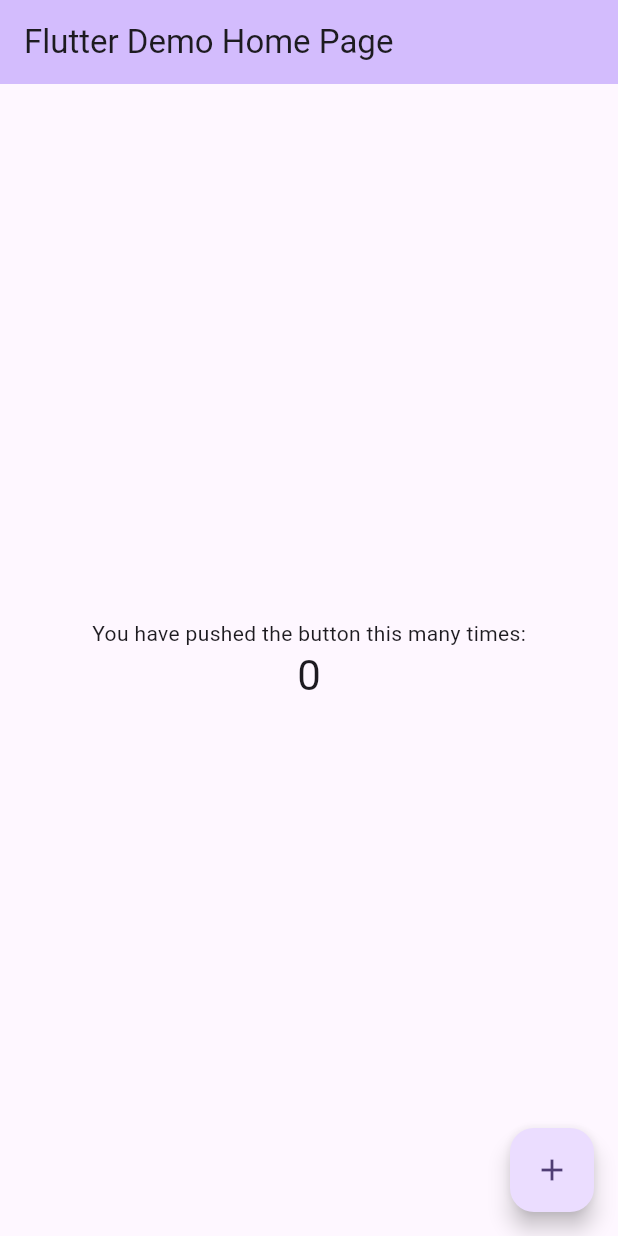
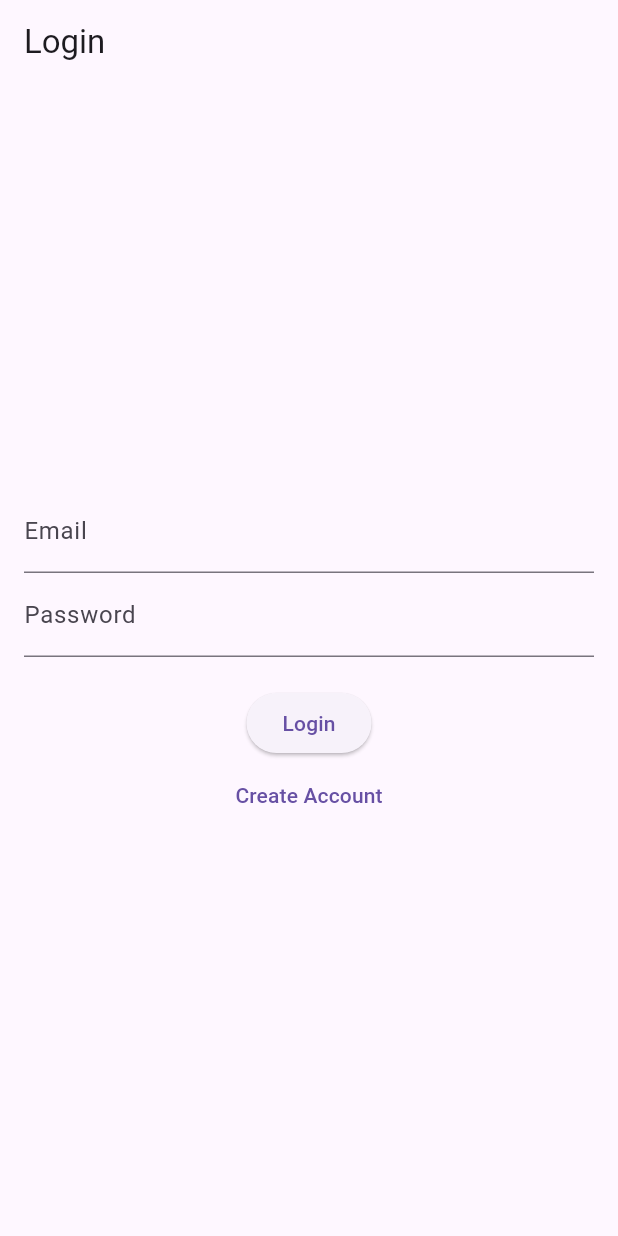
Before and after one commit to tetronbyte/msp_project, a Flutter app: the screen it shows after launch, on a phone screen of 412 x 824 dp. Run offline on Flutter 3.47's test engine with Material 3 defaults, Android fonts, the phone set to English and light mode, and no system bars; our stand-ins replace firebase_auth, firebase_core; accounts and stored records are empty.

Commit message:
Added new feature

```diff
--- a/lib/main.dart
+++ b/lib/main.dart
@@ -1,125 +1,20 @@
 import 'package:flutter/material.dart';
+import 'package:firebase_core/firebase_core.dart';
+import 'package:msp_project/screens/login_page.dart';
 
-void main() {
-  runApp(const MyApp());
+
+void main() async {
+  WidgetsFlutterBinding.ensureInitialized();
+  await Firebase.initializeApp();  // Initialize Firebase
+  runApp(MyApp());
 }
 
 class MyApp extends StatelessWidget {
-  const MyApp({super.key});
-
-  // This widget is the root of your application.
   @override
   Widget build(BuildContext context) {
     return MaterialApp(
-      title: 'Flutter Demo',
-      theme: ThemeData(
-        // This is the theme of your application.
-        //
-        // TRY THIS: Try running your application with "flutter run". You'll see
-        // the application has a purple toolbar. Then, without quitting the app,
-        // try changing the seedColor in the colorScheme below to Colors.green
-        // and then invoke "hot reload" (save your changes or press the "hot
-        // reload" button in a Flutter-supported IDE, or press "r" if you used
-        // the command line to start the app).
-        //
-        // Notice that the counter didn't reset back to zero; the application
-        // state is not lost during the reload. To reset the state, use hot
-        // restart instead.
-        //
-        // This works for code too, not just values: Most code changes can be
-        // tested with just a hot reload.
-        colorScheme: ColorScheme.fromSeed(seedColor: Colors.deepPurple),
-        useMaterial3: true,
-      ),
-      home: const MyHomePage(title: 'Flutter Demo Home Page'),
+      debugShowCheckedModeBanner: false,
+      home: LoginPage(),  // Make sure this class exists in login_page.dart
     );
   }
 }
-
-class MyHomePage extends StatefulWidget {
-  const MyHomePage({super.key, required this.title});
-
-  // This widget is the home page of your application. It is stateful, meaning
-  // that it has a State object (defined below) that contains fields that affect
-  // how it looks.
-
-  // This class is the configuration for the state. It holds the values (in this
-  // case the title) provided by the parent (in this case the App widget) and
-  // used by the build method of the State. Fields in a Widget subclass are
-  // always marked "final".
-
-  final String title;
-
-  @override
-  State<MyHomePage> createState() => _MyHomePageState();
-}
-
-class _MyHomePageState extends State<MyHomePage> {
-  int _counter = 0;
-
-  void _incrementCounter() {
-    setState(() {
-      // This call to setState tells the Flutter framework that something has
-      // changed in this State, which causes it to rerun the build method below
-      // so that the display can reflect the updated values. If we changed
-      // _counter without calling setState(), then the build method would not be
-      // called again, and so nothing would appear to happen.
-      _counter++;
-    });
-  }
-
-  @override
-  Widget build(BuildContext context) {
-    // This method is rerun every time setState is called, for instance as done
-    // by the _incrementCounter method above.
-    //
-    // The Flutter framework has been optimized to make rerunning build methods
-    // fast, so that you can just rebuild anything that needs updating rather
-    // than having to individually change instances of widgets.
-    return Scaffold(
-      appBar: AppBar(
-        // TRY THIS: Try changing the color here to a specific color (to
-        // Colors.amber, perhaps?) and trigger a hot reload to see the AppBar
-        // change color while the other colors stay the same.
-        backgroundColor: Theme.of(context).colorScheme.inversePrimary,
-        // Here we take the value from the MyHomePage object that was created by
-        // the App.build method, and use it to set our appbar title.
-        title: Text(widget.title),
-      ),
-      body: Center(
-        // Center is a layout widget. It takes a single child and positions it
-        // in the middle of the parent.
-        child: Column(
-          // Column is also a layout widget. It takes a list of children and
-          // arranges them vertically. By default, it sizes itself to fit its
-          // children horizontally, and tries to be as tall as its parent.
-          //
-          // Column has various properties to control how it sizes itself and
-          // how it positions its children. Here we use mainAxisAlignment to
-          // center the children vertically; the main axis here is the vertical
-          // axis because Columns are vertical (the cross axis would be
-          // horizontal).
-          //
-          // TRY THIS: Invoke "debug painting" (choose the "Toggle Debug Paint"
-          // action in the IDE, or press "p" in the console), to see the
-          // wireframe for each widget.
-          mainAxisAlignment: MainAxisAlignment.center,
-          children: <Widget>[
-            const Text(
-              'You have pushed the button this many times:',
-            ),
-            Text(
-              '$_counter',
-              style: Theme.of(context).textTheme.headlineMedium,
-            ),
-          ],
-        ),
-      ),
-      floatingActionButton: FloatingActionButton(
-        onPressed: _incrementCounter,
-        tooltip: 'Increment',
-        child: const Icon(Icons.add),
-      ), // This trailing comma makes auto-formatting nicer for build methods.
-    );
-  }
-}
--- /dev/null
+++ b/lib/screens/login_page.dart
@@ -0,0 +1,66 @@
+import 'package:flutter/material.dart';
+import '../services/auth_service.dart';
+
+class LoginPage extends StatefulWidget {
+  @override
+  _LoginPageState createState() => _LoginPageState();
+}
+
+class _LoginPageState extends State<LoginPage> {
+  final TextEditingController emailController = TextEditingController();
+  final TextEditingController passwordController = TextEditingController();
+  final AuthService authService = AuthService();
+
+  void handleLogin() async {
+    String email = emailController.text.trim();
+    String password = passwordController.text.trim();
+
+    var user = await authService.signInWithEmail(email, password);  // Fixed function name
+    if (user != null) {
+      ScaffoldMessenger.of(context).showSnackBar(
+        SnackBar(content: Text("Login Successful!")),
+      );
+      // Navigate to Home Page
+    } else {
+      ScaffoldMessenger.of(context).showSnackBar(
+        SnackBar(content: Text("Login Failed! Check credentials.")),
+      );
+    }
+  }
+
+  void handleSignup() async {
+    String email = emailController.text.trim();
+    String password = passwordController.text.trim();
+
+    var user = await authService.signUpWithEmail(email, password);  // Fixed function name
+    if (user != null) {
+      ScaffoldMessenger.of(context).showSnackBar(
+        SnackBar(content: Text("Account Created!")),
+      );
+    } else {
+      ScaffoldMessenger.of(context).showSnackBar(
+        SnackBar(content: Text("Signup Failed!")),
+      );
+    }
+  }
+
+  @override
+  Widget build(BuildContext context) {
+    return Scaffold(
+      appBar: AppBar(title: Text("Login")),
+      body: Padding(
+        padding: const EdgeInsets.all(16.0),
+        child: Column(
+          mainAxisAlignment: MainAxisAlignment.center,
+          children: [
+            TextField(controller: emailController, decoration: InputDecoration(labelText: "Email")),
+            TextField(controller: passwordController, decoration: InputDecoration(labelText: "Password"), obscureText: true),
+            SizedBox(height: 20),
+            ElevatedButton(onPressed: handleLogin, child: Text("Login")),
+            TextButton(onPressed: handleSignup, child: Text("Create Account")),
+          ],
+        ),
+      ),
+    );
+  }
+}
--- /dev/null
+++ b/lib/services/auth_service.dart
@@ -0,0 +1,36 @@
+import 'package:firebase_auth/firebase_auth.dart';
+
+class AuthService {
+  final FirebaseAuth _auth = FirebaseAuth.instance;
+
+  // Correcting function names:
+  Future<User?> signInWithEmail(String email, String password) async {
+    try {
+      UserCredential userCredential = await _auth.signInWithEmailAndPassword(
+        email: email,
+        password: password,
+      );
+      return userCredential.user;
+    } catch (e) {
+      print("Error: $e");
+      return null;
+    }
+  }
+
+  Future<User?> signUpWithEmail(String email, String password) async {
+    try {
+      UserCredential userCredential = await _auth.createUserWithEmailAndPassword(
+        email: email,
+        password: password,
+      );
+      return userCredential.user;
+    } catch (e) {
+      print("Error: $e");
+      return null;
+    }
+  }
+
+  Future<void> signOut() async {
+    await _auth.signOut();
+  }
+}
--- a/pubspec.yaml
+++ b/pubspec.yaml
@@ -30,6 +30,10 @@ environment:
 dependencies:
   flutter:
     sdk: flutter
+  firebase_core: ^3.11.0
+  firebase_auth: ^5.4.2
+  google_sign_in: ^6.2.2
+  provider: ^6.1.2  # For state management (optional)
 
   # The following adds the Cupertino Icons font to your application.
   # Use with the CupertinoIcons class for iOS style icons.
```
Also changed, not shown: lib/screens/home_page.dart (added, +27 -0 lines), pubspec.lock, 6 other files.
